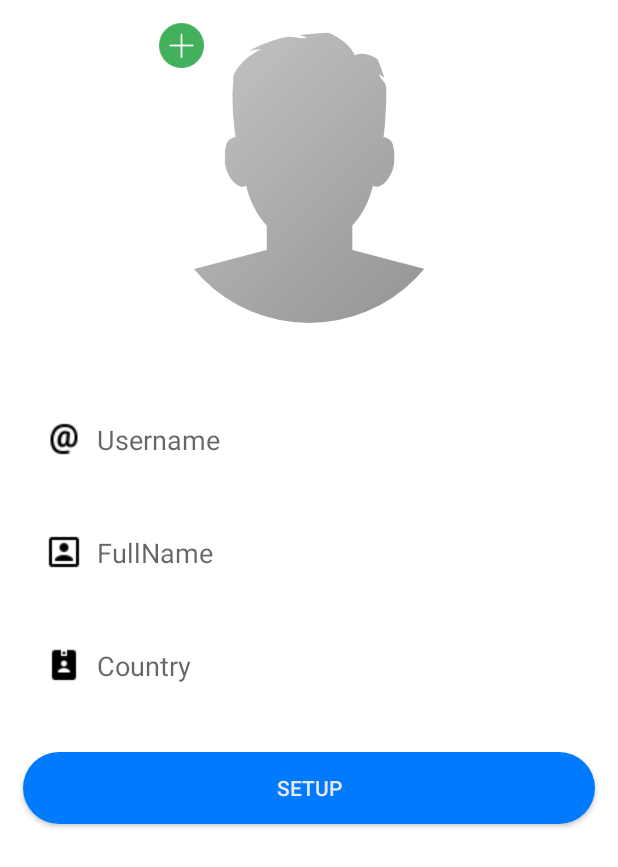
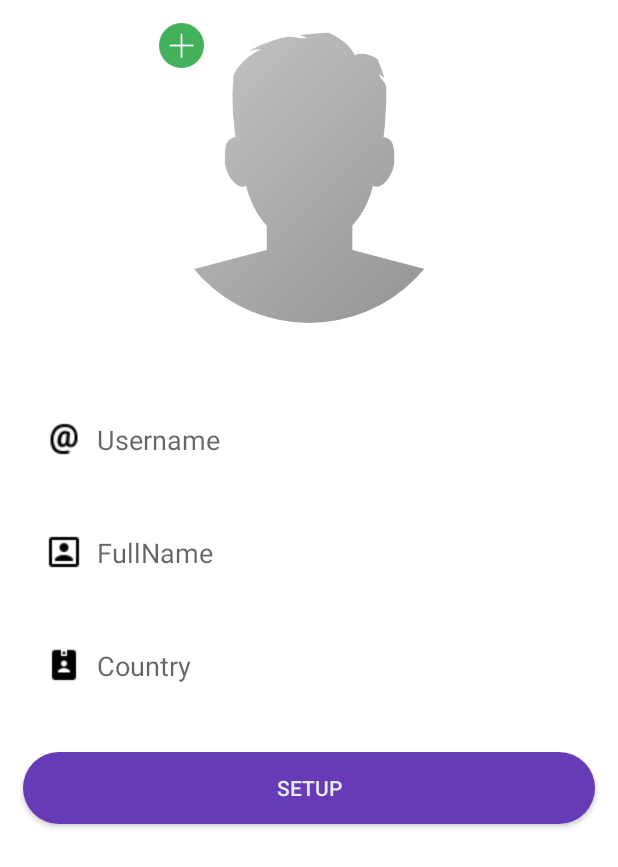
Before and after one commit to SaharshPandey/instant-gram, an Android app: the screen it shows after launch once a user with an empty profile is signed in (SetupActivity), on a phone screen of 412 x 824 dp. Shown: the top 867 px of the screen. Run offline under Robolectric (Android 15) with nearby library versions, the phone set to English and light mode, and no system bars; our stand-ins replace CircleImageView, Firebase (no records; nobody signed in at launch, a user with empty details on screens opened directly), Picasso; libraries missing offline, so code that uses them is left out: com.theartofdev.edmodo; pictures from the network do not load.

Commit message:
FriendRequestsValidations and Color Validations

```diff
--- a/app/src/main/res/values/colors.xml
+++ b/app/src/main/res/values/colors.xml
@@ -1,15 +1,17 @@
 <?xml version="1.0" encoding="utf-8"?>
 <resources>
     <color name="colorPrimary">#ed4c54</color>
-    <color name="colorPrimaryDark">#007aff</color>
+    <color name="colorPrimaryDark">#673AB7</color>
     <color name="colorAccent">#e9ebee</color>
     <color name="background">#FFED6531</color>
     <color name="back">#f2f6f9</color>
-    <color name="sendblue">#007aff</color>
+    <color name="sendblue">#673AB7</color>
+    <color name="sendblue1">#007aff</color>
     <color name="icongrey">#a1a09f</color>
     <color name="apptool">#e8eff5</color>
     <color name="icons">#2e2e30</color>
     <color name="viewgrey">#DCDCDC</color>
     <color name="purple_500">#9C27B0</color>
     <color name="deep_purple_500">#673AB7</color>
+
 </resources>
```
Also changed, not shown: app/src/main/java/com/example/iknownothing/instantgram/ProfileActivity.java (+38 -3 lines).
